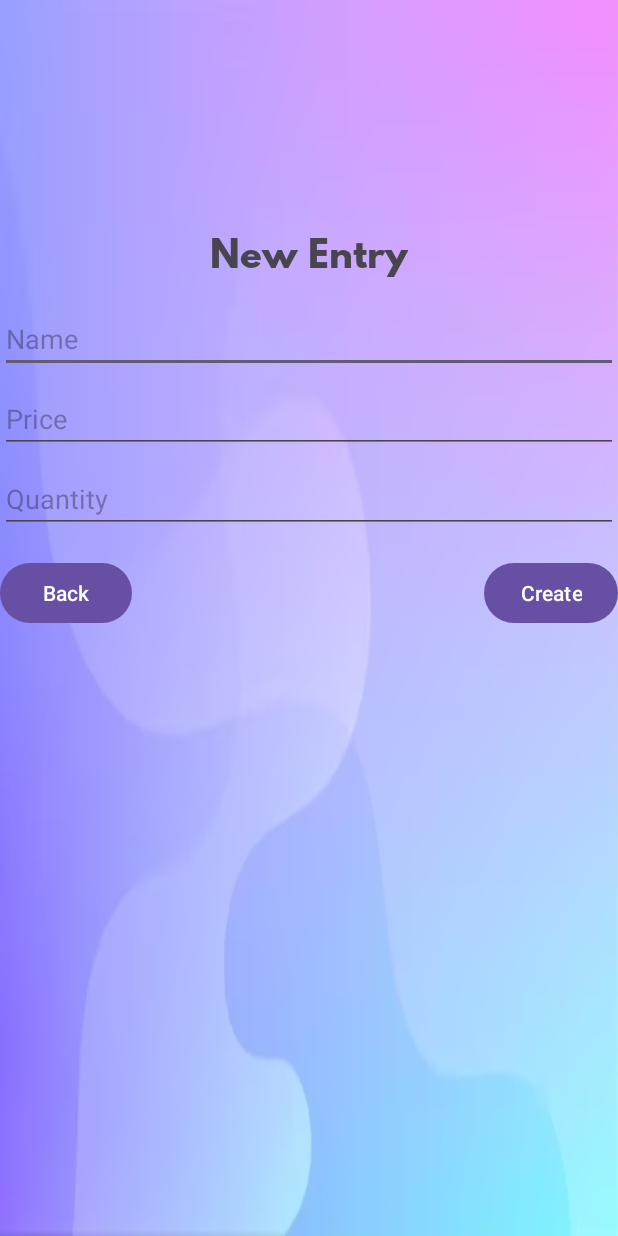
After one commit to Alexhamilton1221/Personal_Finance_Project, an Android app: the ManualInsertActivity screen opened directly, with no data from a screen before it, on a phone screen of 412 x 824 dp. The commit adds this screen. Run offline under Robolectric (Android 15) with nearby library versions, the phone set to English and light mode, and no system bars.

Commit message:
Add Manual Inserting into shopping list.

```diff
--- a/app/src/main/AndroidManifest.xml
+++ b/app/src/main/AndroidManifest.xml
@@ -15,6 +15,12 @@
         android:supportsRtl="true"
         android:theme="@style/Theme.Personal_Finance_Project"
         tools:targetApi="31">
+        <activity
+            android:name=".ManualInsertActivity"
+            android:exported="false" />
+        <activity
+            android:name=".SelectInsertActivity"
+            android:exported="false" />
         <activity
             android:name=".ViewListActivity"
             android:exported="false" />
--- /dev/null
+++ b/app/src/main/java/com/example/personal_finance_project/ManualInsertActivity.java
@@ -0,0 +1,82 @@
+package com.example.personal_finance_project;
+
+
+import android.content.Intent;
+import android.os.Bundle;
+import android.view.View;
+import android.widget.Button;
+import android.widget.EditText;
+import android.widget.Toast;
+
+import androidx.appcompat.app.AppCompatActivity;
+
+//import com.example.personal_finance_project.DatabaseAccessOperation;
+
+public class ManualInsertActivity extends AppCompatActivity implements DatabaseAccessOperation.OnTaskCompleteListener {
+
+    private Button back, create;
+    public EditText nameEditText;
+    public EditText priceEditText;
+    public EditText quantityEditText;
+
+
+    @Override
+    protected void onCreate(Bundle savedInstanceState) {
+        super.onCreate(savedInstanceState);
+        setContentView(R.layout.activity_manual_insert);
+        setupUIViews();
+
+        back.setOnClickListener(new View.OnClickListener() {
+            @Override
+            public void onClick(View view) {
+                return_menu();
+            }
+        });
+
+        create.setOnClickListener(new View.OnClickListener() {
+            @Override
+            public void onClick(View view) {
+                create_item();
+            }
+        });
+
+    }
+
+    private void setupUIViews() {
+        back = (Button) findViewById(R.id.buttonBack);
+        create = (Button) findViewById(R.id.buttonCreate);
+        nameEditText = findViewById(R.id.editTextName);
+        priceEditText = findViewById(R.id.editTextPrice);
+        quantityEditText = findViewById(R.id.editTextQuantity);
+    }
+
+    private void return_menu() {
+        Intent refreshIntent = new Intent("refresh_list_action");
+        sendBroadcast(refreshIntent);
+
+        startActivity(new Intent(ManualInsertActivity.this, ViewListActivity.class));
+
+    }
+
+    private void create_item() {
+        //String userEmail = "test@gmail.com";
+        String userEmail = getIntent().getStringExtra("userEmail");
+
+        // Now, you have the group ID, and you can proceed to insert the shopping item
+        DatabaseAccessOperation fetchGroupIdOperation = new DatabaseAccessOperation(this, "insert_shopping_item", nameEditText, priceEditText, quantityEditText);
+        fetchGroupIdOperation.setOnTaskCompleteListener(this);
+        fetchGroupIdOperation.execute(userEmail);
+        return_menu();
+
+    }
+
+    @Override
+    public void onTaskComplete(int result) {
+        if (result == 0) {
+            Toast.makeText(this, "Record inserted successfully", Toast.LENGTH_SHORT).show();
+
+        } else {
+            Toast.makeText(this, "Failed to insert record", Toast.LENGTH_SHORT).show();
+        }
+    }
+}
--- a/app/src/main/res/layout/activity_group.xml
+++ b/app/src/main/res/layout/activity_group.xml
@@ -42,7 +42,7 @@
         android:layout_width="wrap_content"
         android:layout_height="wrap_content"
         android:orientation="horizontal"
-        app:layout_constraintGuide_percent="0.2" /> <!-- Adjusted the percentage for padding -->
+        app:layout_constraintGuide_percent="0.2" />
 
     <!-- View Group Button -->
     <Button
--- /dev/null
+++ b/app/src/main/res/layout/activity_manual_insert.xml
@@ -0,0 +1,78 @@
+<?xml version="1.0" encoding="utf-8"?>
+<androidx.constraintlayout.widget.ConstraintLayout
+    xmlns:android="http://schemas.android.com/apk/res/android"
+    xmlns:app="http://schemas.android.com/apk/res-auto"
+    xmlns:tools="http://schemas.android.com/tools"
+    android:layout_width="match_parent"
+    android:layout_height="match_parent"
+    tools:context=".ManualInsertActivity"
+    android:background="@drawable/login">
+
+    <!-- Title Text -->
+    <TextView
+        android:id="@+id/textViewTitle"
+        android:layout_width="wrap_content"
+        android:layout_height="wrap_content"
+        android:text="New Entry"
+        android:textSize="24sp"
+        android:layout_marginTop="150dp"
+        app:fontFamily="@font/spartanbold"
+        app:layout_constraintStart_toStartOf="parent"
+        app:layout_constraintEnd_toEndOf="parent"
+        app:layout_constraintTop_toTopOf="parent"
+        app:layout_constraintVertical_bias="0.1" />
+
+    <!-- Name Entry -->
+    <EditText
+        android:id="@+id/editTextName"
+        android:layout_width="0dp"
+        android:layout_height="wrap_content"
+        android:layout_marginTop="16dp"
+        android:hint="Name"
+        app:layout_constraintStart_toStartOf="parent"
+        app:layout_constraintEnd_toEndOf="parent"
+        app:layout_constraintTop_toBottomOf="@+id/textViewTitle" />
+
+    <!-- Price Entry -->
+    <EditText
+        android:id="@+id/editTextPrice"
+        android:layout_width="0dp"
+        android:layout_height="wrap_content"
+        android:layout_marginTop="8dp"
+        android:hint="Price"
+        app:layout_constraintStart_toStartOf="parent"
+        app:layout_constraintEnd_toEndOf="parent"
+        app:layout_constraintTop_toBottomOf="@+id/editTextName" />
+
+    <!-- Quantity Entry -->
+    <EditText
+        android:id="@+id/editTextQuantity"
+        android:layout_width="0dp"
+        android:layout_height="wrap_content"
+        android:layout_marginTop="8dp"
+        android:hint="Quantity"
+        app:layout_constraintStart_toStartOf="parent"
+        app:layout_constraintEnd_toEndOf="parent"
+        app:layout_constraintTop_toBottomOf="@+id/editTextPrice" />
+
+    <!-- Back Button -->
+    <Button
+        android:id="@+id/buttonBack"
+        android:layout_width="wrap_content"
+        android:layout_height="wrap_content"
+        android:text="Back"
+        android:layout_marginTop="16dp"
+        app:layout_constraintStart_toStartOf="parent"
+        app:layout_constraintTop_toBottomOf="@+id/editTextQuantity" />
+
+    <!-- Create Button -->
+    <Button
+        android:id="@+id/buttonCreate"
+        android:layout_width="wrap_content"
+        android:layout_height="wrap_content"
+        android:text="Create"
+        android:layout_marginTop="16dp"
+        app:layout_constraintEnd_toEndOf="parent"
+        app:layout_constraintTop_toBottomOf="@+id/editTextQuantity" />
+
+</androidx.constraintlayout.widget.ConstraintLayout>
--- a/app/src/main/res/values/strings.xml
+++ b/app/src/main/res/values/strings.xml
@@ -6,7 +6,6 @@
     <string name="second_fragment_label">Second Fragment</string>
     <string name="next">Next</string>
     <string name="previous">Previous</string>
-
 
 
     <string name="lorem_ipsum">
```
Also changed, not shown: app/src/main/java/com/example/personal_finance_project/DatabaseAccessOperation.java (added, +146 -0 lines), app/src/main/java/com/example/personal_finance_project/GroupActivity.java (+15 -7 lines), app/src/main/java/com/example/personal_finance_project/SelectInsertActivity.java (added, +44 -0 lines), app/src/main/java/com/example/personal_finance_project/ViewListActivity.java (+43 -1 lines), app/src/main/res/layout/activity_main.xml (+5 -2 lines), app/src/main/res/layout/activity_register.xml (+10 -5 lines), app/src/main/res/layout/activity_select_insert.xml (added, +47 -0 lines), app/src/main/res/layout/activity_user_menu.xml (+19 -13 lines).
